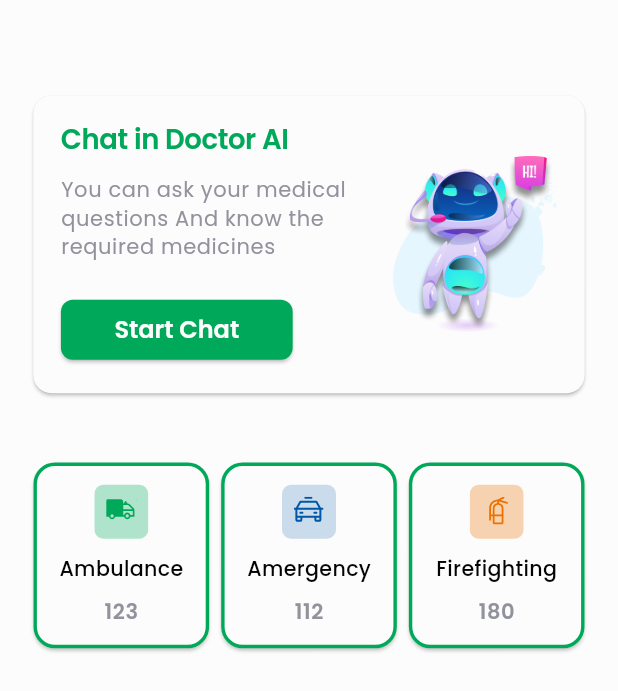
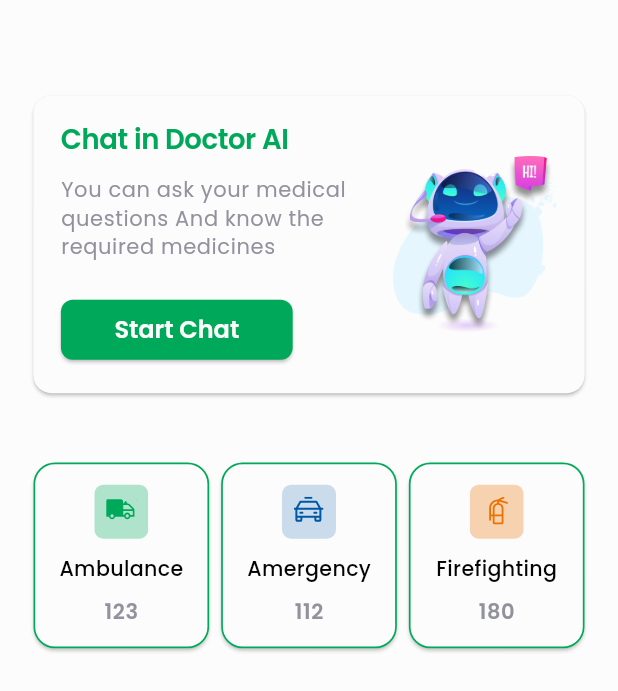
Before and after one commit to greenearth266/Dr.Ai, a Flutter app: the HomeScreen screen opened by its route, on a phone screen of 412 x 824 dp. Shown: the top 691 px of the screen. Run offline on Flutter 3.47's test engine with Material 3 defaults, Android fonts, the phone set to English and light mode, and no system bars; our stand-ins replace animated_bottom_navigation_bar, bloc, cloud_firestore, dio, easy_stepper, firebase_auth and 16 more; missing offline and left inert: flutter_polyline_points; accounts and stored records are empty.

Commit message:
refactor chat bubles, add more color

```diff
--- a/lib/core/constant/color.dart
+++ b/lib/core/constant/color.dart
@@ -1,4 +1,4 @@
-import 'package:flutter/material.dart';
+import 'package:flutter/material.dart' show Color, Colors;
 
 class MyColors {
   static const green = Color(0xff00A859);
@@ -19,6 +19,7 @@ abstract class ColorManager {
   static const Color green = Color(0xff00A859);
   static const Color grey = Color(0xff92929D);
   static const Color darkGrey = Color(0xff656565);
+  static const Color selver = Color(0xff8CAAB9);
   static const Color error = Color(0xffF85555);
   static const Color black = Color(0xff030303);
   static const Color dark = Color(0xff1D1B20);
--- a/lib/view/screen/auth/password_screen.dart
+++ b/lib/view/screen/auth/password_screen.dart
@@ -1,5 +1,3 @@
-import 'dart:developer';
-
 import 'package:dr_ai/core/helper/extention.dart';
 import 'package:dr_ai/logic/auth/sign_up/sign_up_cubit.dart';
 import 'package:dr_ai/logic/validation/formvalidation_cubit.dart';
--- a/lib/view/screen/chat/chat_screen.dart
+++ b/lib/view/screen/chat/chat_screen.dart
@@ -71,6 +71,7 @@ class _ChatScreenState extends State<ChatScreen> {
             title: Text(
               "Doctor AI Chat",
               style: context.textTheme.bodyMedium?.copyWith(fontSize: 18.spMin),
+              // textScaler: TextScaler.noScaling,
             ),
             shape: context.appBarTheme.shape,
           ),
--- a/lib/view/screen/nav_bar/home_screen.dart
+++ b/lib/view/screen/nav_bar/home_screen.dart
@@ -59,7 +59,8 @@ class HomeScreen extends StatelessWidget {
                       CustomButton(
                         size: Size(context.width * 0.375, 33.h),
                         title: "Start Chat",
-                        onPressed: () => Navigator.pushNamed(context, RouteManager.chat),
+                        onPressed: () =>
+                            Navigator.pushNamed(context, RouteManager.chat),
                       ),
                     ],
                   ),
--- a/lib/view/widget/contact_card.dart
+++ b/lib/view/widget/contact_card.dart
@@ -26,7 +26,7 @@ class ContactCard extends StatelessWidget {
         child: Card(
           shape: RoundedRectangleBorder(
             borderRadius: BorderRadius.circular(12.dm),
-            side: BorderSide(color: ColorManager.green, width: 2.w),
+            side: BorderSide(color: ColorManager.green, width: 1.w),
           ),
           color: ColorManager.white,
           child: Padding(
```
Also changed, not shown: assets/animations/message_loading.json (added, +1 -0 lines), lib/view/widget/chat_bubble.dart (+9 -8 lines).
